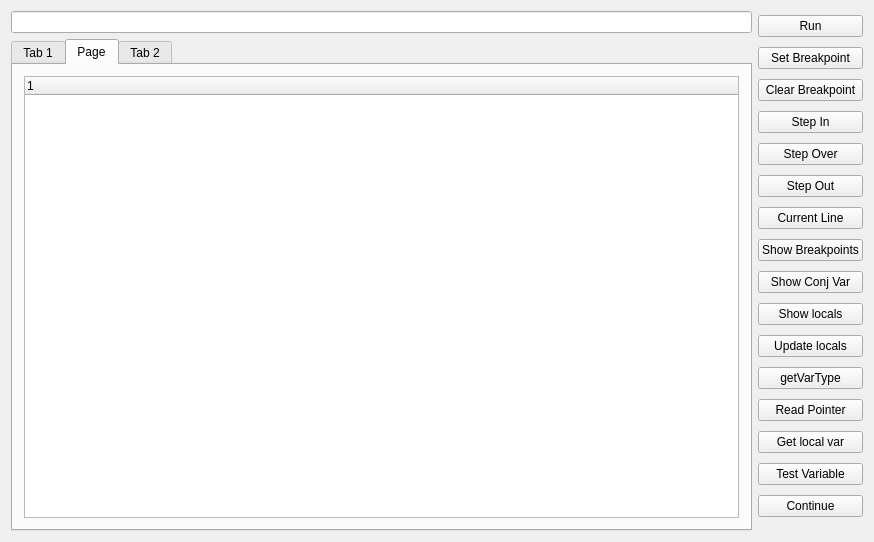
Old version of the form mainwindow.ui in the repository BaranovMykola/UiDebuggerGdb.
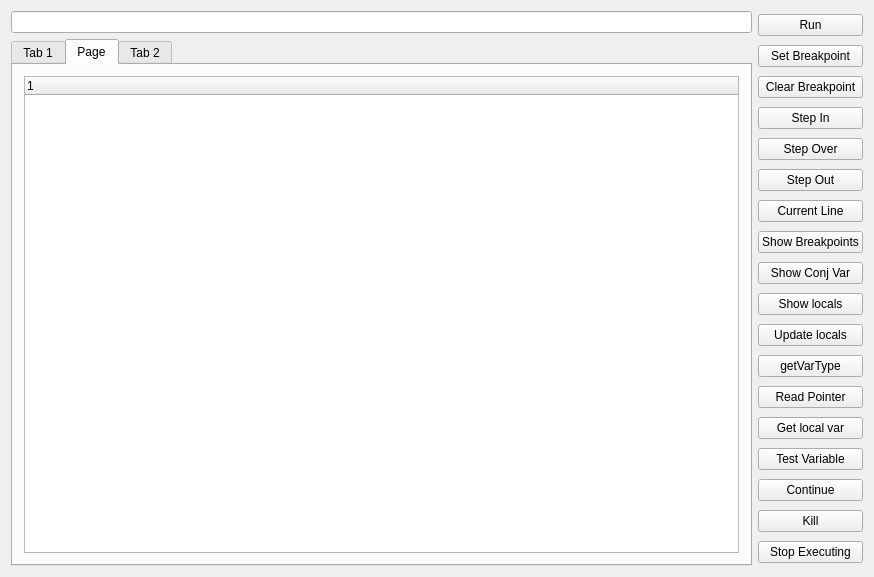
New version of the form.

Commit message: Added some exception to gdb, added method setGdbPath, added method stopExecuting, added condition to check whether gdb is running

What changed in the file:
```diff
--- a/mainwindow.ui
+++ b/mainwindow.ui
@@ -7,7 +7,7 @@
     <x>0</x>
     <y>0</y>
     <width>874</width>
-    <height>542</height>
+    <height>577</height>
    </rect>
   </property>
   <property name="windowTitle">
@@ -129,6 +129,20 @@
         </property>
        </widget>
       </item>
+      <item>
+       <widget class="QPushButton" name="butKill">
+        <property name="text">
+         <string>Kill</string>
+        </property>
+       </widget>
+      </item>
+      <item>
+       <widget class="QPushButton" name="butStopExecuting">
+        <property name="text">
+         <string>Stop Executing</string>
+        </property>
+       </widget>
+      </item>
      </layout>
     </item>
     <item row="0" column="0">
```
The commit also changes 6 other files.
